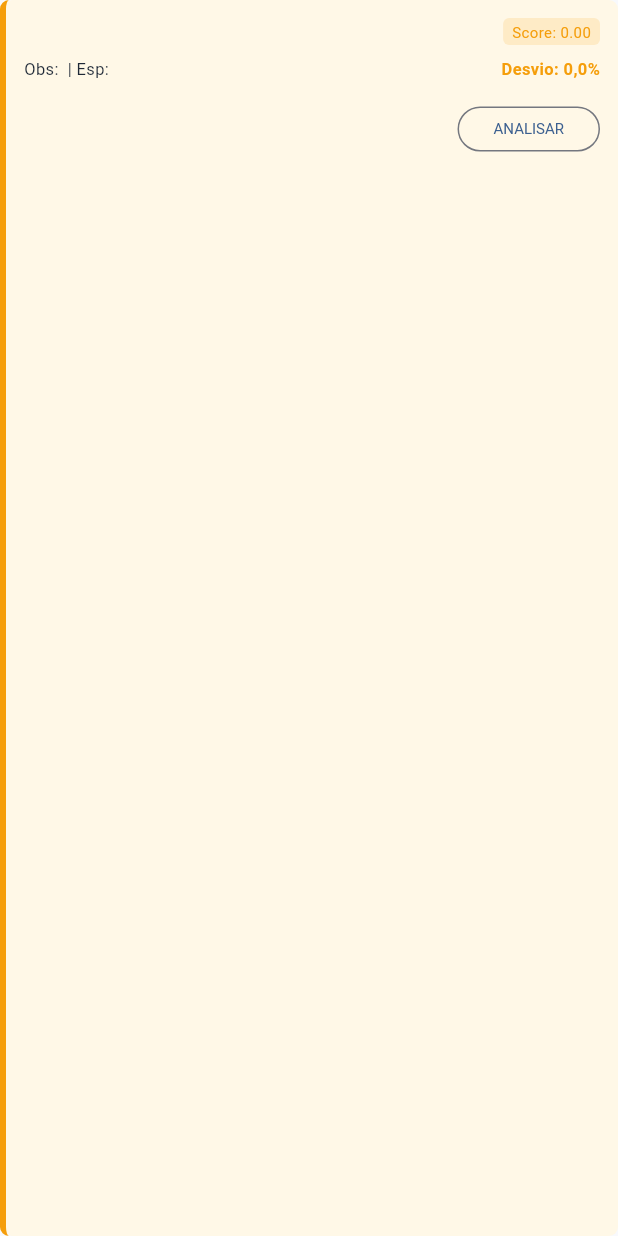
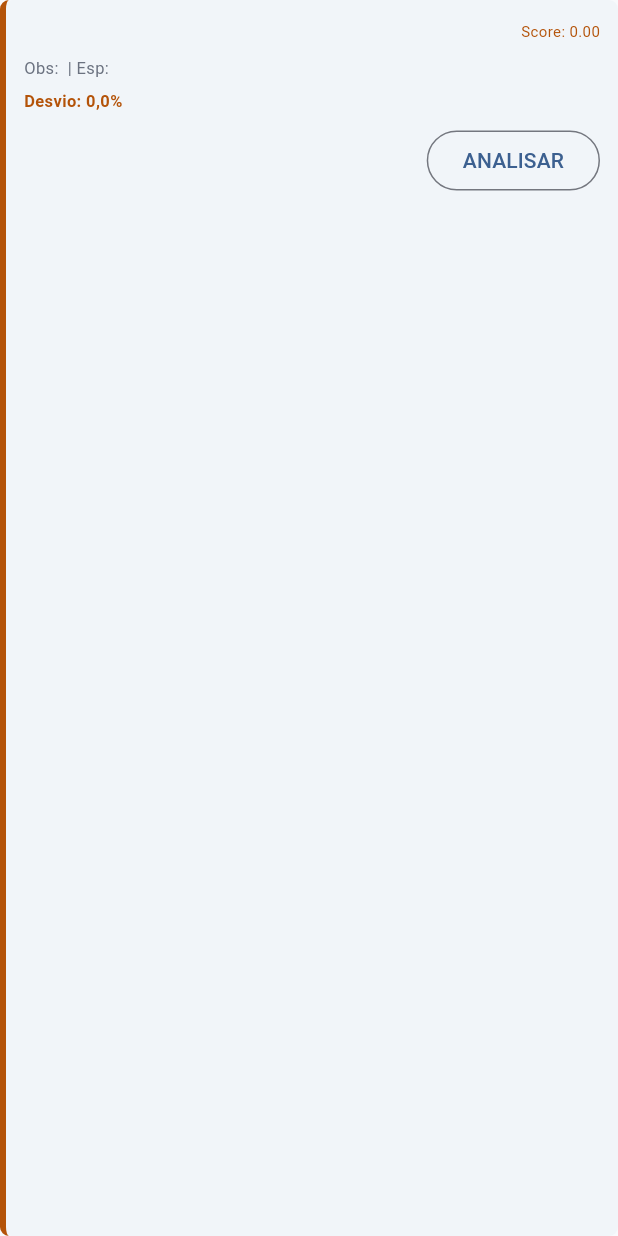
Before and after one commit to patrickara1206/projetosemob_2-semestre_2026, a Flutter app: the AnomalyCard widget shown alone on an empty page, opened directly with empty values, on a phone screen of 412 x 824 dp. Run offline on Flutter 3.47's test engine with Material 3 defaults, Android fonts, the light colour scheme and no system bars; our stand-ins replace file_picker, fl_chart, go_router.

Commit message:
style: adapta visao geral e indicadores ao tema escuro

```diff
--- a/lib/widgets/anomaly_card.dart
+++ b/lib/widgets/anomaly_card.dart
@@ -7,6 +7,7 @@ import '../models/dashboard_overview.dart';
 class AnomalyPanel extends StatelessWidget {
   final List<Anomalia> anomalias;
   final void Function(Anomalia) onTapItem;
+
   const AnomalyPanel({
     super.key,
     required this.anomalias,
@@ -15,59 +16,73 @@ class AnomalyPanel extends StatelessWidget {
 
   @override
   Widget build(BuildContext context) {
+    final esquema = Theme.of(context).colorScheme;
+
     return Container(
       padding: const EdgeInsets.all(16),
-      decoration: cardDecoration(),
+      decoration: cardDecoration(context),
       child: Column(
         crossAxisAlignment: CrossAxisAlignment.start,
         children: [
           Row(
             children: [
-              const Icon(
+              Icon(
                 Icons.warning_amber_rounded,
-                color: AppColors.orange,
+                color: esquema.primary,
                 size: 20,
               ),
               const SizedBox(width: 8),
-              const Expanded(
+              Expanded(
                 child: Text(
                   'ANOMALIAS DETECTADAS',
                   style: TextStyle(
                     fontSize: 12,
                     fontWeight: FontWeight.w700,
-                    color: Color(0xFF374151),
+                    color: esquema.onSurface,
                   ),
                 ),
               ),
               Container(
-                padding: const EdgeInsets.symmetric(horizontal: 8, vertical: 2),
+                padding: const EdgeInsets.symmetric(
+                  horizontal: 8,
+                  vertical: 2,
+                ),
                 decoration: BoxDecoration(
-                  color: const Color(0xFFFDECEC),
+                  color: esquema.surfaceContainerHighest,
                   borderRadius: BorderRadius.circular(10),
                 ),
-                child: const Text(
+                child: Text(
                   'Recentes',
-                  style: TextStyle(fontSize: 10, color: AppColors.red),
+                  style: TextStyle(
+                    fontSize: 10,
+                    color: esquema.onSurfaceVariant,
+                  ),
                 ),
               ),
             ],
           ),
           const SizedBox(height: 12),
           if (anomalias.isEmpty)
-            const Padding(
-              padding: EdgeInsets.symmetric(vertical: 24),
+            Padding(
+              padding: const EdgeInsets.symmetric(vertical: 24),
               child: Center(
                 child: Text(
                   'Nenhuma anomalia no período',
-                  style: TextStyle(color: AppColors.muted, fontSize: 12),
+                  style: TextStyle(
+                    color: esquema.onSurfaceVariant,
+                    fontSize: 12,
+                  ),
                 ),
               ),
             )
           else
-            for (final a in anomalias)
+            for (final anomalia in anomalias)
               Padding(
                 padding: const EdgeInsets.only(bottom: 12),
-                child: AnomalyCard(anomalia: a, onPressed: () => onTapItem(a)),
+                child: AnomalyCard(
+                  anomalia: anomalia,
+                  onPressed: () => onTapItem(anomalia),
+                ),
               ),
         ],
       ),
@@ -78,6 +93,7 @@ class AnomalyPanel extends StatelessWidget {
 class AnomalyCard extends StatelessWidget {
   final Anomalia anomalia;
   final VoidCallback onPressed;
+
   const AnomalyCard({
     super.key,
     required this.anomalia,
@@ -86,18 +102,25 @@ class AnomalyCard extends StatelessWidget {
 
   @override
   Widget build(BuildContext context) {
+    final esquema = Theme.of(context).colorScheme;
+    final escuro = Theme.of(context).brightness == Brightness.dark;
     final alta = anomalia.severidade == 'alta';
-    final accent = alta ? AppColors.red : AppColors.orange;
-    final bg = alta ? const Color(0xFFFDF2F2) : const Color(0xFFFFF8E7);
-    final desvioTxt = fmtPercent(anomalia.desvio);
+
+    final accent = alta
+        ? (escuro ? const Color(0xFFFCA5A5) : AppColors.red)
+        : (escuro
+            ? const Color(0xFFFCD34D)
+            : const Color(0xFFB45309));
 
     return Container(
+      padding: const EdgeInsets.all(12),
       decoration: BoxDecoration(
-        color: bg,
-        border: Border(left: BorderSide(color: accent, width: 4)),
+        color: esquema.surfaceContainerHighest,
+        border: Border(
+          left: BorderSide(color: accent, width: 4),
+        ),
         borderRadius: BorderRadius.circular(6),
       ),
-      padding: const EdgeInsets.all(12),
       child: Column(
         crossAxisAlignment: CrossAxisAlignment.start,
         children: [
@@ -106,64 +129,43 @@ class AnomalyCard extends StatelessWidget {
               Expanded(
                 child: Text(
                   anomalia.titulo,
-                  style: const TextStyle(
+                  style: TextStyle(
                     fontSize: 12,
                     fontWeight: FontWeight.w700,
+                    color: esquema.onSurface,
                   ),
                 ),
               ),
-              Container(
-                padding: const EdgeInsets.symmetric(horizontal: 6, vertical: 2),
-                decoration: BoxDecoration(
-                  color: accent.withValues(alpha: 0.15),
-                  borderRadius: BorderRadius.circular(4),
-                ),
-                child: Text(
+              const SizedBox(width: 8),
+              Text(
                 'Score: ${anomalia.score.toStringAsFixed(2)}',
                 style: TextStyle(fontSize: 10, color: accent),
-                ),
               ),
             ],
           ),
           const SizedBox(height: 8),
-          Row(
-            children: [
-              Expanded(
-                child: Text(
+          Text(
             'Obs: ${anomalia.observado} | Esp: ${anomalia.esperado}',
-                  style: const TextStyle(fontSize: 11),
+            style: TextStyle(
+              fontSize: 11,
+              color: esquema.onSurfaceVariant,
             ),
           ),
+          const SizedBox(height: 6),
           Text(
-                'Desvio: $desvioTxt',
+            'Desvio: ${fmtPercent(anomalia.desvio)}',
             style: TextStyle(
               fontSize: 11,
               fontWeight: FontWeight.w700,
               color: accent,
             ),
           ),
-            ],
-          ),
           const SizedBox(height: 8),
           Align(
             alignment: Alignment.centerRight,
-            child: alta
-                ? FilledButton(
+            child: OutlinedButton(
               onPressed: onPressed,
-                    style: FilledButton.styleFrom(
-                      backgroundColor: AppColors.primary,
-                      minimumSize: const Size(0, 30),
-                      textStyle: const TextStyle(fontSize: 10),
-                    ),
-                    child: const Text('VER DETALHES'),
-                  )
-                : OutlinedButton(
-                    onPressed: onPressed,
-                    style: OutlinedButton.styleFrom(
-                      minimumSize: const Size(0, 30),
-                      textStyle: const TextStyle(fontSize: 10),
-                    ),
-                    child: const Text('ANALISAR'),
+              child: Text(alta ? 'VER DETALHES' : 'ANALISAR'),
             ),
           ),
         ],
```
Also changed, not shown: lib/pages/overview_page.dart (+91 -26 lines), lib/widgets/intelligence_card.dart (+47 -16 lines), lib/widgets/kpi_card.dart (+43 -23 lines), lib/widgets/volume_chart.dart (+71 -43 lines). Lines whose indentation alone changed are shown as unchanged.
